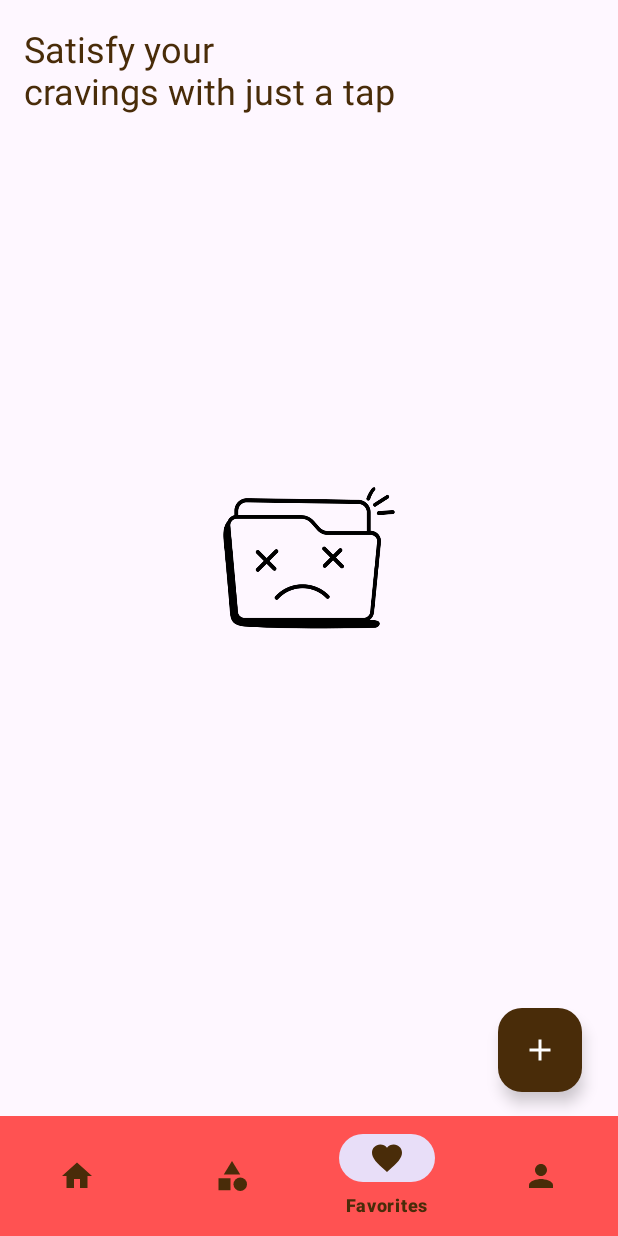
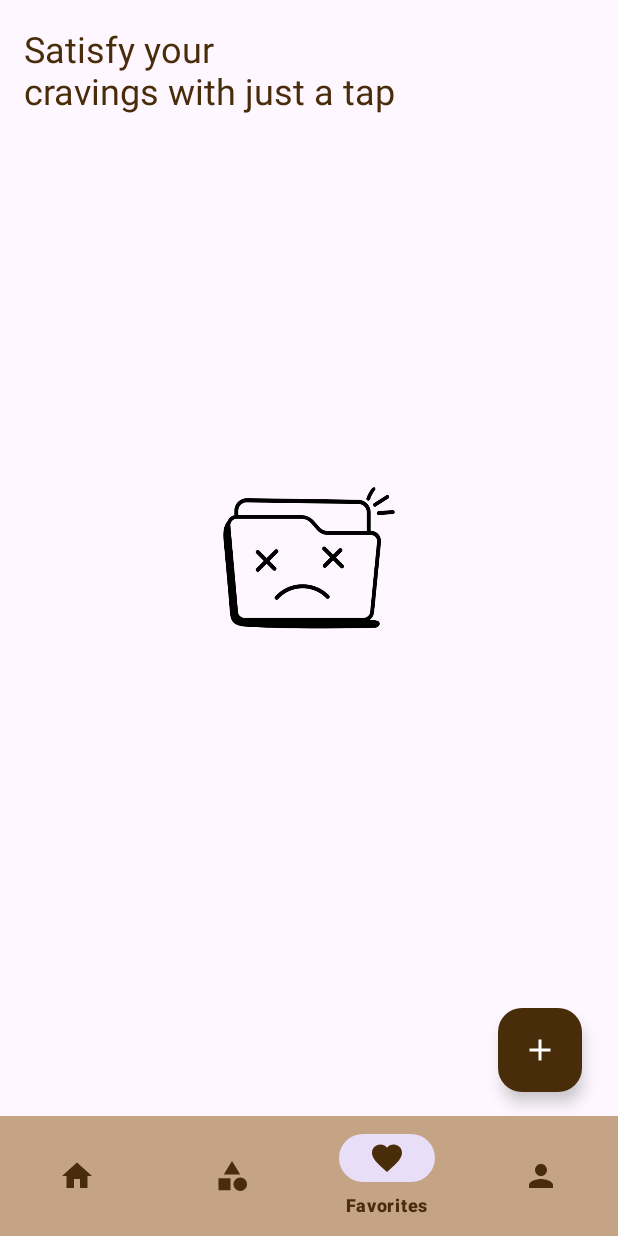
Before and after one commit to chathumiamarasinghe/Hela-Rasa, an Android app: the screen it shows after launch once a user with an empty profile is signed in (MainActivity), item 3 of the bottom bar chosen, on a phone screen of 412 x 824 dp. Run offline under Robolectric (Android 15) with nearby library versions, the phone set to English and light mode, and no system bars; our stand-ins replace Firebase (no records; nobody signed in at launch, a user with empty details on screens opened directly), Room's generated code, navigation-ui; pictures from the network do not load; 2 statements that could not run were skipped.

Commit message:
add colors

```diff
--- a/app/src/main/res/values/colors.xml
+++ b/app/src/main/res/values/colors.xml
@@ -1,12 +1,13 @@
 <?xml version="1.0" encoding="utf-8"?>
 <resources>
-    <color name="primary">#4CAF50</color>
-    <color name="primaryDark">#388E3C</color>
-    <color name="primaryLight">#C8E6C9</color>
+    <color name="primary">#492C09</color>
+    <color name="primaryDark">#492C09</color>
+    <color name="primaryLight">#C4A484</color>
     <color name="accent">#FF5252</color>
     <color name="black">#FF000000</color>
     <color name="white">#FFFFFFFF</color>
     <color name="brown">#492C09</color>
     <color name="greyLight">#FFEEEEEE</color>
+    <color name="light_brown">#C4A484</color>
 
 </resources>
--- a/app/src/main/res/values/themes.xml
+++ b/app/src/main/res/values/themes.xml
@@ -5,8 +5,9 @@
         <item name="colorPrimary">@color/primary</item>
         <item name="android:colorPrimaryDark">@color/primary</item>
         <item name="colorOnPrimary">@color/white</item>
-        <item name="colorSecondary">@color/accent</item>
+        <item name="colorSecondary">@color/brown</item>
         <item name="android:statusBarColor">@color/primaryDark</item>
+        <item name="colorAccent">@color/light_brown</item>
         <!-- <item name="colorPrimary">@color/my_light_primary</item> -->
     </style>
 
```
